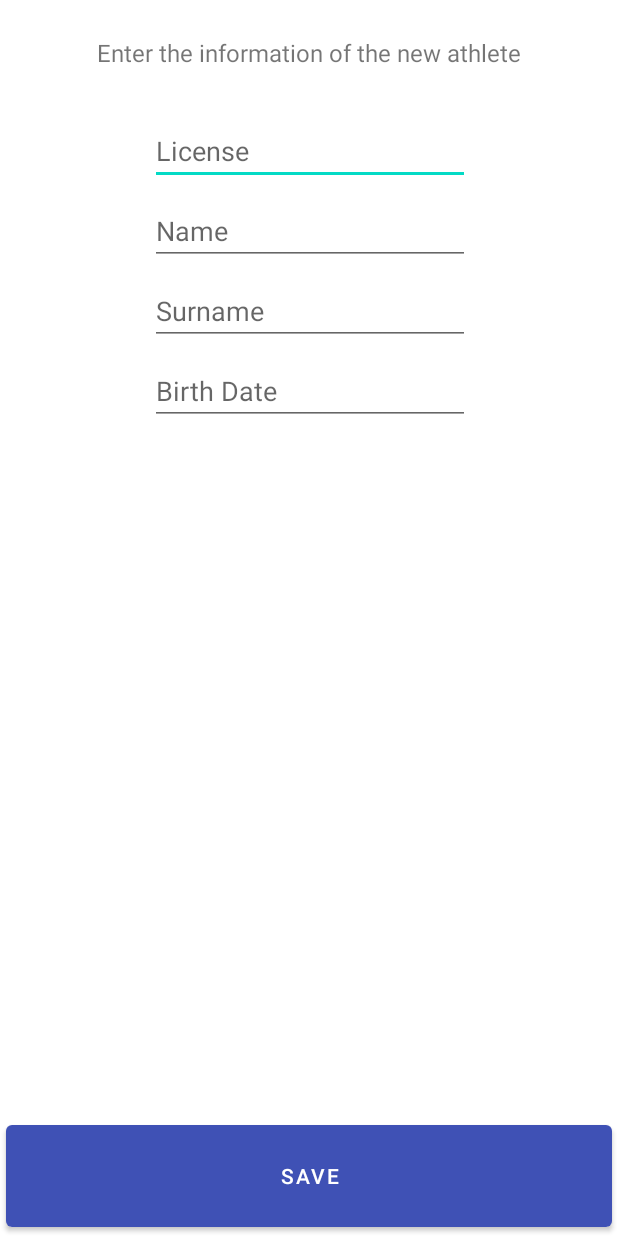
After one commit to ivione93/myWorkout-app, an Android app: the NewAthlete screen opened directly, with no data from a screen before it, on a phone screen of 412 x 824 dp. The commit adds this screen. Run offline under Robolectric (Android 15) with nearby library versions, the phone set to English and light mode, and no system bars; our stand-ins replace Volley; network calls fail.

Commit message:
Two activities

```diff
--- a/app/src/main/AndroidManifest.xml
+++ b/app/src/main/AndroidManifest.xml
@@ -10,7 +10,7 @@
         android:roundIcon="@mipmap/ic_launcher_round"
         android:supportsRtl="true"
         android:theme="@style/Theme.MyWorkout"
-        android:usesCleartextTraffic="true">
+        android:usesCleartextTraffic="true" >
         <activity android:name=".MainActivity">
             <intent-filter>
                 <action android:name="android.intent.action.MAIN" />
@@ -18,6 +18,8 @@
                 <category android:name="android.intent.category.LAUNCHER" />
             </intent-filter>
         </activity>
+        <activity android:name=".NewAthlete" >
+        </activity>
     </application>
 
 </manifest>
--- /dev/null
+++ b/app/src/main/java/com/ivione/myworkout/NewAthlete.java
@@ -0,0 +1,79 @@
+package com.ivione.myworkout;
+
+import android.content.Intent;
+import android.os.Bundle;
+import android.widget.Button;
+import android.widget.EditText;
+import android.widget.TextView;
+
+import androidx.appcompat.app.AppCompatActivity;
+
+import com.android.volley.Request;
+import com.android.volley.RequestQueue;
+import com.android.volley.toolbox.JsonArrayRequest;
+import com.android.volley.toolbox.Volley;
+
+import org.json.JSONException;
+import org.json.JSONObject;
+
+public class NewAthlete extends AppCompatActivity {
+
+    TextView textView2;
+    EditText licenseText, nameText, surnameText, birthDateInput;
+    Button saveButton;
+
+    RequestQueue requestQueue;
+    private static final String URL = "http://127.0.0.1:8080/workout/athlete/M1599/competition/all";
+
+    @Override
+    protected void onCreate(Bundle savedInstanceState) {
+        super.onCreate(savedInstanceState);
+        setContentView(R.layout.new_athlete);
+        getSupportActionBar().hide();
+
+        requestQueue = Volley.newRequestQueue(this);
+        textView2 = findViewById(R.id.textView2);
+        jsonArrayRequest();
+
+        licenseText = findViewById(R.id.licenseText);
+        nameText = findViewById(R.id.nameText);
+        surnameText = findViewById(R.id.surnameText);
+        birthDateInput = findViewById(R.id.birthDateInput);
+        saveButton = findViewById(R.id.saveButton);
+
+        saveButton.setOnClickListener(view -> {
+            String enviarCorreo = "ivgarciag@yahoo.es";
+            String enviarAsunto = "[MyWorkout] Prueba de envío";
+            String enviarMensaje = "Licencia: " + licenseText.getText().toString() +
+                    " Nombre: " + nameText.getText().toString() + " " + surnameText.getText().toString();
+
+            Intent intent = new Intent(Intent.ACTION_SEND);
+
+            intent.putExtra(Intent.EXTRA_EMAIL, new String[]{enviarCorreo});
+            intent.putExtra(Intent.EXTRA_SUBJECT, enviarAsunto);
+            intent.putExtra(Intent.EXTRA_TEXT, enviarMensaje);
+
+            intent.setType("message/rfc822");
+
+            startActivity(Intent.createChooser(intent, "Elije un cliente de correo"));
+        });
+    }
+
+    private void jsonArrayRequest() {
+        JsonArrayRequest json = new JsonArrayRequest(Request.Method.GET, URL, null, response -> {
+            int size = response.length();
+            for (int i=0; i<size; i++) {
+                try {
+                    JSONObject jsonObject = new JSONObject(response.get(i).toString());
+                    String licencia = jsonObject.getString("license");
+                    textView2.append("License: " + licencia + "/n");
+                } catch (JSONException e) {
+                    e.printStackTrace();
+                }
+            }
+        }, error -> {
+
+        });
+        requestQueue.add(json);
+    }
+}
--- /dev/null
+++ b/app/src/main/res/layout/new_athlete.xml
@@ -0,0 +1,88 @@
+<?xml version="1.0" encoding="utf-8"?>
+<androidx.constraintlayout.widget.ConstraintLayout xmlns:android="http://schemas.android.com/apk/res/android"
+    xmlns:app="http://schemas.android.com/apk/res-auto"
+    xmlns:tools="http://schemas.android.com/tools"
+    android:layout_width="match_parent"
+    android:layout_height="match_parent"
+    tools:context=".MainActivity">
+
+    <TextView
+        android:id="@+id/textView2"
+        android:layout_width="wrap_content"
+        android:layout_height="wrap_content"
+        android:layout_marginTop="24dp"
+        android:text="Enter the information of the new athlete"
+        android:textSize="16dp"
+        app:layout_constraintEnd_toEndOf="parent"
+        app:layout_constraintStart_toStartOf="parent"
+        app:layout_constraintTop_toTopOf="parent" />
+
+    <EditText
+        android:id="@+id/licenseText"
+        android:layout_width="wrap_content"
+        android:layout_height="wrap_content"
+        android:layout_marginTop="32dp"
+        android:ems="10"
+        android:hint="License"
+        android:inputType="textPersonName"
+        app:layout_constraintEnd_toEndOf="parent"
+        app:layout_constraintHorizontal_bias="0.502"
+        app:layout_constraintStart_toStartOf="parent"
+        app:layout_constraintTop_toBottomOf="@+id/textView2" />
+
+    <EditText
+        android:id="@+id/nameText"
+        android:layout_width="wrap_content"
+        android:layout_height="wrap_content"
+        android:layout_marginTop="8dp"
+        android:ems="10"
+        android:hint="Name"
+        android:inputType="textPersonName"
+        app:layout_constraintEnd_toEndOf="parent"
+        app:layout_constraintHorizontal_bias="0.502"
+        app:layout_constraintStart_toStartOf="parent"
+        app:layout_constraintTop_toBottomOf="@+id/licenseText" />
+
+    <EditText
+        android:id="@+id/surnameText"
+        android:layout_width="wrap_content"
+        android:layout_height="wrap_content"
+        android:layout_marginTop="8dp"
+        android:ems="10"
+        android:hint="Surname"
+        android:inputType="textPersonName"
+        app:layout_constraintEnd_toEndOf="parent"
+        app:layout_constraintHorizontal_bias="0.502"
+        app:layout_constraintStart_toStartOf="parent"
+        app:layout_constraintTop_toBottomOf="@+id/nameText" />
+
+    <EditText
+        android:id="@+id/birthDateInput"
+        android:layout_width="wrap_content"
+        android:layout_height="wrap_content"
+        android:layout_marginTop="8dp"
+        android:ems="10"
+        android:hint="Birth Date"
+        android:inputType="date"
+        app:layout_constraintEnd_toEndOf="parent"
+        app:layout_constraintHorizontal_bias="0.502"
+        app:layout_constraintStart_toStartOf="parent"
+        app:layout_constraintTop_toBottomOf="@+id/surnameText" />
+
+    <Button
+        android:id="@+id/saveButton"
+        android:layout_width="match_parent"
+        android:layout_height="80dp"
+        android:layout_marginStart="4dp"
+        android:layout_marginLeft="4dp"
+        android:layout_marginEnd="4dp"
+        android:layout_marginRight="4dp"
+        android:text="Save"
+        app:backgroundTint="#3F51B5"
+        app:layout_constraintBottom_toBottomOf="parent"
+        app:layout_constraintEnd_toEndOf="parent"
+        app:layout_constraintStart_toStartOf="parent" />
+
+
+
+</androidx.constraintlayout.widget.ConstraintLayout>
```
Also changed, not shown: app/src/main/java/com/ivione/myworkout/MainActivity.java (+6 -61 lines), app/src/main/res/drawable/ic_baseline_add_24.xml (added, +10 -0 lines), app/src/main/res/layout/activity_main.xml (+12 -75 lines).
